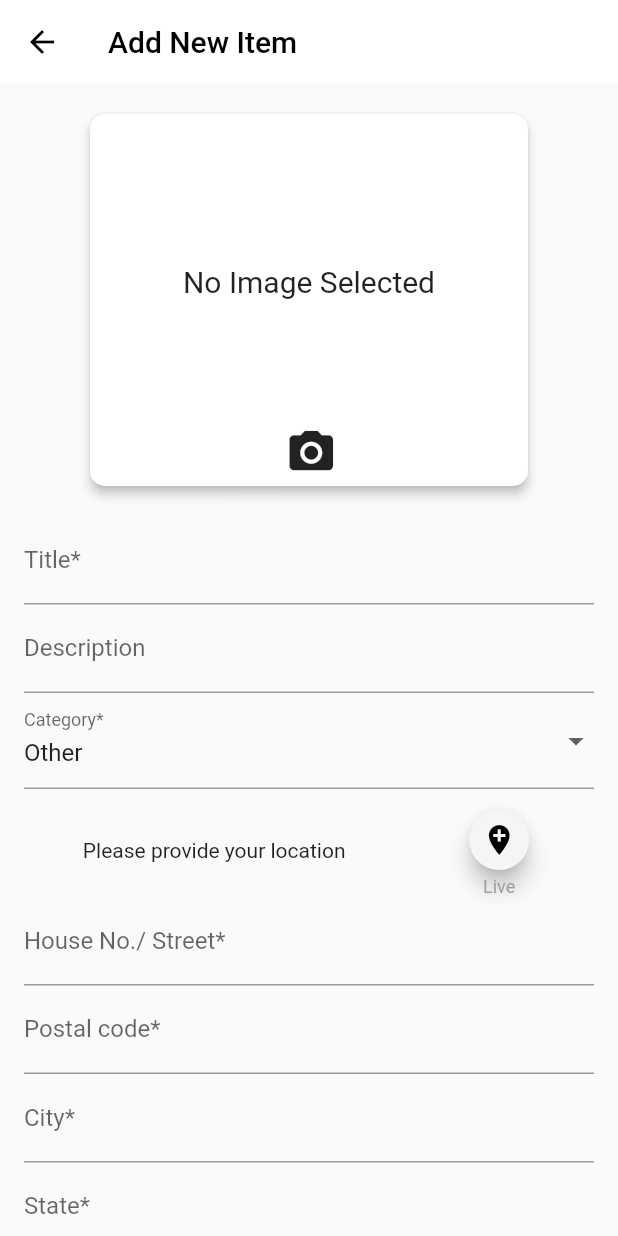
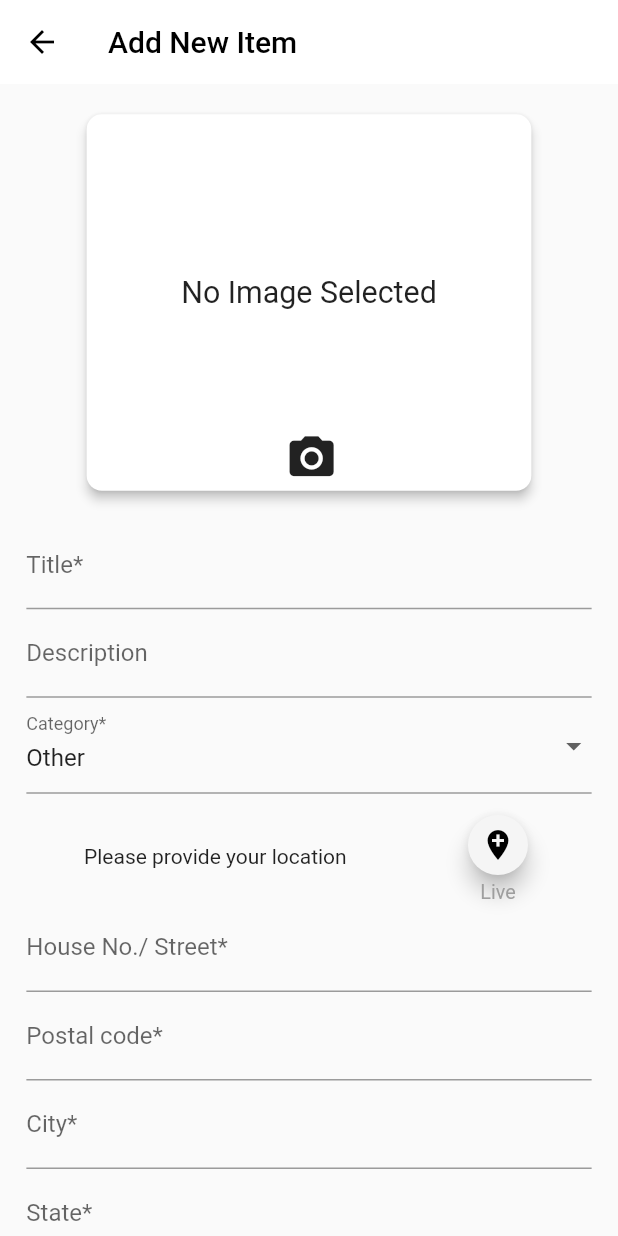
Before and after one commit to Cura-waste-management-app/Frontend, a Flutter app: the screen it shows after launch, after a tap on the "add" icon, on a phone screen of 412 x 824 dp. Run offline on Flutter 3.47's test engine with Material 2 defaults, Android fonts, the phone set to English and light mode, and no system bars; our stand-ins replace country_picker, file_picker, firebase_auth, firebase_core, flutter_chat_types, flutter_chat_ui and 14 more; missing offline and left inert: cloudinary_public, profanity_filter, searchbar_animation; accounts and stored records are empty; network calls fail.

Commit message:
sizing according to screen constraints in add item page

```diff
--- a/lib/screens/add_listing_screen.dart
+++ b/lib/screens/add_listing_screen.dart
@@ -1,6 +1,7 @@
 // ignore_for_file: avoid_print, use_build_context_synchronously
 import 'dart:io';
 import 'package:cloudinary_public/cloudinary_public.dart';
+import 'package:cura_frontend/common/size_config.dart';
 import 'package:cura_frontend/providers/constants/variables.dart';
 import 'package:cura_frontend/screens/add_listing_arguments.dart';
 import 'package:flutter/material.dart';
@@ -184,6 +185,7 @@ class _AddListingScreenState extends State<AddListingScreen> {
 
   @override
   Widget build(BuildContext context) {
+    SizeConfig().init(context);
     final AddListingArguments args =
         ModalRoute.of(context)!.settings.arguments as AddListingArguments;
     Listing? listing = args.listing;
@@ -205,32 +207,35 @@ class _AddListingScreenState extends State<AddListingScreen> {
       ),
       body: SingleChildScrollView(
         child: Padding(
-          padding: const EdgeInsets.all(16.0),
+          padding: EdgeInsets.symmetric(
+              horizontal: getProportionateScreenWidth(16),
+              vertical: getProportionateScreenHeight(16)),
           child: Form(
             key: _formKey,
             child: Column(
               children: [
                 SizedBox(
-                  width: 300,
+                  width: getProportionateScreenHeight(300),
                   child: Card(
-                    shape: const RoundedRectangleBorder(
-                        borderRadius: BorderRadius.all(Radius.circular(10))),
-                    elevation: 3,
+                    shape:  RoundedRectangleBorder(
+                        borderRadius: BorderRadius.all(Radius.circular(getProportionateScreenHeight(10)))),
+                    elevation: getProportionateScreenHeight(3),
                     child: Column(
                       mainAxisAlignment: MainAxisAlignment.spaceEvenly,
                       crossAxisAlignment: CrossAxisAlignment.center,
                       children: [
                         image != null
                             ? SizedBox(
-                                width: 200,
-                                height: 200,
+                                width: getProportionateScreenWidth(200),
+                                height: getProportionateScreenHeight(200),
                                 child: Padding(
                                   padding:
-                                      const EdgeInsets.only(top: 10, bottom: 5),
+                                     EdgeInsets.only(top: getProportionateScreenHeight(10),
+                                      bottom: getProportionateScreenHeight(5)),
                                   child: ClipRRect(
-                                    borderRadius: const BorderRadius.only(
-                                      topRight: Radius.circular(10),
-                                      bottomRight: Radius.circular(10),
+                                    borderRadius: BorderRadius.only(
+                                      topRight: Radius.circular(getProportionateScreenHeight(10)),
+                                      bottomRight: Radius.circular(getProportionateScreenHeight(10)),
                                     ),
                                     child: Image.file(
                                       File(image!.path),
@@ -241,26 +246,27 @@ class _AddListingScreenState extends State<AddListingScreen> {
                               )
                             : initialImage != ""
                                 ? SizedBox(
-                                    width: 200,
-                                    height: 200,
+                                    width: getProportionateScreenWidth(200),
+                                height: getProportionateScreenHeight(200),
                                     child: Padding(
-                                      padding: const EdgeInsets.only(
-                                          top: 10, bottom: 5),
+                                     padding:
+                                     EdgeInsets.only(top: getProportionateScreenHeight(10),
+                                      bottom: getProportionateScreenHeight(5)),
                                       child: ClipRRect(
-                                          borderRadius: const BorderRadius.only(
-                                            topRight: Radius.circular(10),
-                                            bottomRight: Radius.circular(10),
+                                          borderRadius: BorderRadius.only(
+                                            topRight: Radius.circular(getProportionateScreenHeight(10)),
+                                            bottomRight: Radius.circular(getProportionateScreenHeight(10)),
                                           ),
                                           child: Image.network(initialImage)),
                                     ),
                                   )
-                                : const SizedBox(
-                                    height: 200,
+                                : SizedBox(
+                                    height: getProportionateScreenHeight(200),
                                     child: Padding(
-                                      padding: EdgeInsets.only(top: 100.0),
+                                      padding: EdgeInsets.only(top: getProportionateScreenHeight(105)),
                                       child: Text(
                                         "No Image Selected",
-                                        style: TextStyle(fontSize: 20),
+                                        style: TextStyle(fontSize: getProportionateScreenHeight(20)),
                                       ),
                                     ),
                                   ),
@@ -268,9 +274,9 @@ class _AddListingScreenState extends State<AddListingScreen> {
                           onPressed: () {
                             myAlert();
                           },
-                          icon: const Icon(
+                          icon: Icon(
                             Icons.camera_alt,
-                            size: 35,
+                            size: getProportionateScreenHeight(35),
                           ),
                         ),
                       ],
@@ -279,7 +285,8 @@ class _AddListingScreenState extends State<AddListingScreen> {
                 ),
                 isImageNull
                     ? Padding(
-                        padding: const EdgeInsets.fromLTRB(0, 6, 0, 4),
+                        padding:  EdgeInsets.symmetric(
+                  vertical: getProportionateScreenHeight(6)),
                         child: Text(imageError,
                             style: const TextStyle(color: Colors.red)),
                       )
@@ -319,7 +326,7 @@ class _AddListingScreenState extends State<AddListingScreen> {
                     });
                   },
                 ),
-                const SizedBox(height: 10),
+               SizedBox(height: getProportionateScreenHeight(10)),
                 Row(
                   mainAxisAlignment: MainAxisAlignment.spaceAround,
                   children: [
@@ -335,7 +342,7 @@ class _AddListingScreenState extends State<AddListingScreen> {
                         Text(
                           "Live",
                           style: TextStyle(
-                              fontSize: 12, color: Colors.grey.shade500),
+                              fontSize:getProportionateScreenHeight(13), color: Colors.grey.shade500),
                         )
                       ],
                     ),
@@ -394,7 +401,7 @@ class _AddListingScreenState extends State<AddListingScreen> {
                     return null;
                   },
                 ),
-                const SizedBox(height: 20.0),
+                 SizedBox(height: getProportionateScreenHeight(20)),
                 isSendingData == false
                     ? Center(
                         child: ElevatedButton(
```
